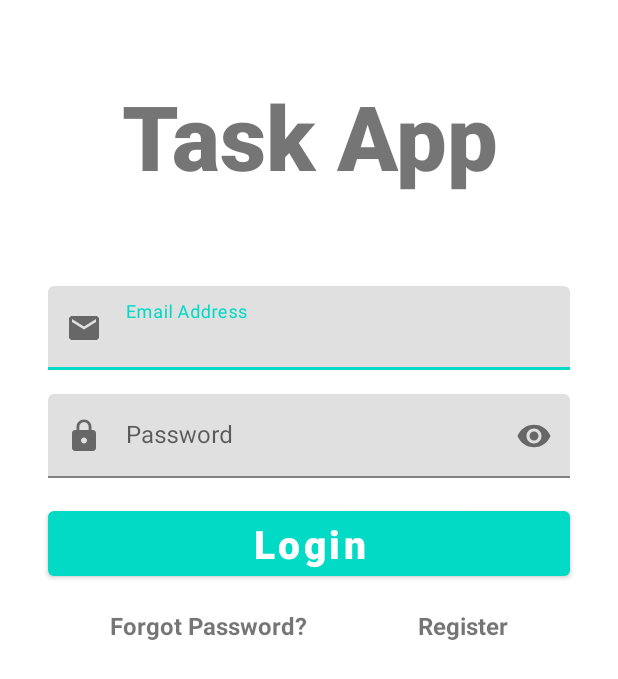
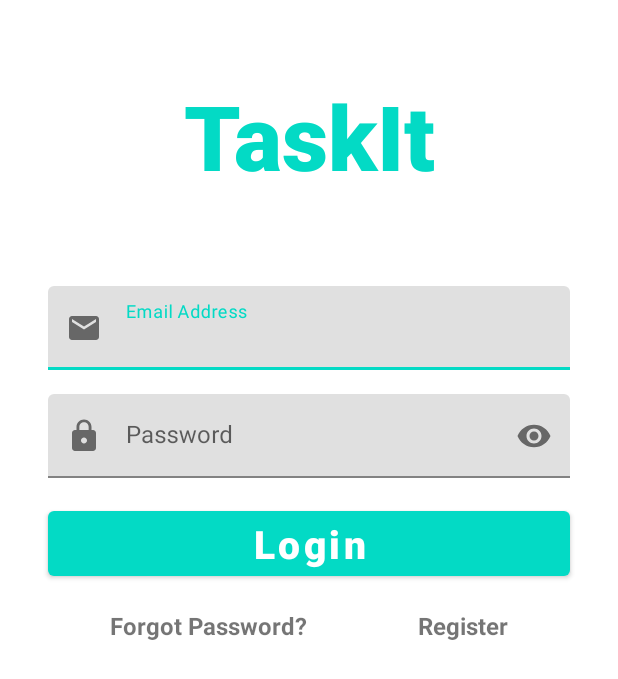
Before and after one commit to nchan17/TaskApp, an Android app: the screen it shows after launch (MainActivity), on a phone screen of 412 x 824 dp. Shown: the top 679 px of the screen. Run offline under Robolectric (Android 15) with nearby library versions, the phone set to English and light mode, and no system bars; our stand-ins replace Firebase (no records; nobody signed in at launch, a user with empty details on screens opened directly).

Commit message:
change text color and app name

```diff
--- a/app/src/main/java/com/taskapp/presentation/userpage/UserPageFragment.kt
+++ b/app/src/main/java/com/taskapp/presentation/userpage/UserPageFragment.kt
@@ -14,6 +14,8 @@ import com.google.firebase.firestore.ktx.toObject
 import com.taskapp.core.domain.User
 import com.taskapp.databinding.FragmentUserPageBinding
 import android.content.Intent
+import com.bumptech.glide.Glide
+import com.taskapp.R
 
 
 class UserPageFragment : Fragment() {
@@ -49,6 +51,9 @@ class UserPageFragment : Fragment() {
         binding.logoutButton.setOnClickListener {
             logOut()
         }
+        binding.ratingBar.rating = 4.5F
+        Glide.with(this).load(R.drawable.profile_img_test).into(binding.profilePictureImageView)
+
     }
 
     private fun logOut() {
--- a/app/src/main/res/layout/fragment_create_task.xml
+++ b/app/src/main/res/layout/fragment_create_task.xml
@@ -16,6 +16,7 @@
             android:layout_marginHorizontal="16dp"
             android:layout_marginTop="32dp"
             android:gravity="center_horizontal"
+            android:textColor="?attr/colorPrimary"
             android:text="@string/create_task_header_text"
             android:textSize="32sp"
             android:textStyle="bold" />
--- a/app/src/main/res/layout/fragment_login.xml
+++ b/app/src/main/res/layout/fragment_login.xml
@@ -19,6 +19,7 @@
             android:fontFamily="sans-serif-black"
             android:text="@string/task_app_banner_text"
             android:textAlignment="center"
+            android:textColor="?attr/colorPrimary"
             android:textSize="60sp"
             android:textStyle="bold"
             app:layout_constraintEnd_toEndOf="parent"
--- a/app/src/main/res/layout/fragment_password_recovery.xml
+++ b/app/src/main/res/layout/fragment_password_recovery.xml
@@ -13,6 +13,7 @@
         <TextView
             android:id="@+id/banner_textView"
             android:layout_width="match_parent"
+            android:textColor="?attr/colorPrimary"
             android:layout_height="wrap_content"
             android:layout_marginTop="50dp"
             android:fontFamily="sans-serif-black"
--- a/app/src/main/res/layout/fragment_register_user.xml
+++ b/app/src/main/res/layout/fragment_register_user.xml
@@ -17,6 +17,7 @@
             android:layout_marginTop="50dp"
             android:fontFamily="sans-serif-black"
             android:text="@string/task_app_banner_text"
+            android:textColor="?attr/colorPrimary"
             android:textAlignment="center"
             android:textSize="60sp"
             android:textStyle="bold"
--- a/app/src/main/res/layout/fragment_user_page.xml
+++ b/app/src/main/res/layout/fragment_user_page.xml
@@ -27,6 +27,7 @@
         <TextView
             android:id="@+id/full_name_text_view"
             android:layout_width="0dp"
+            android:textColor="?attr/colorPrimary"
             android:layout_height="wrap_content"
             android:layout_marginHorizontal="32dp"
             android:layout_marginTop="8dp"
@@ -56,7 +57,8 @@
             android:layout_height="wrap_content"
             android:layout_marginStart="32dp"
             android:layout_marginTop="16dp"
-            android:text="tasks: 25"
+            android:text="Tasks: 12"
+            android:textColor="?attr/colorPrimary"
             android:textSize="18sp"
             android:textStyle="bold"
             app:layout_constraintEnd_toStartOf="@+id/rating_bar"
@@ -73,6 +75,7 @@
             android:isIndicator="true"
             android:numStars="5"
             android:stepSize="0.1"
+            android:progressTint="?attr/colorPrimary"
             app:layout_constraintBottom_toBottomOf="@+id/num_tasks_text_view"
             app:layout_constraintEnd_toEndOf="parent"
             app:layout_constraintHorizontal_bias="0.5"
--- a/app/src/main/res/values/strings.xml
+++ b/app/src/main/res/values/strings.xml
@@ -1,5 +1,5 @@
 <resources>
-    <string name="app_name">TaskApp</string>
+    <string name="app_name">TaskIt</string>
     <string name="hello_blank_fragment">Hello blank fragment</string>
 
     <!--    Errors-->
@@ -15,7 +15,7 @@
     <string name="general_error">ERROR</string>
 
     <!--    Auth Flow-->
-    <string name="task_app_banner_text">Task App</string>
+    <string name="task_app_banner_text">TaskIt</string>
     <string name="email_address_edit_text_hint">Email Address</string>
     <string name="password_edit_text_hint">Password</string>
     <string name="login_button_text">Login</string>
```
Also changed, not shown: 2 other files.
